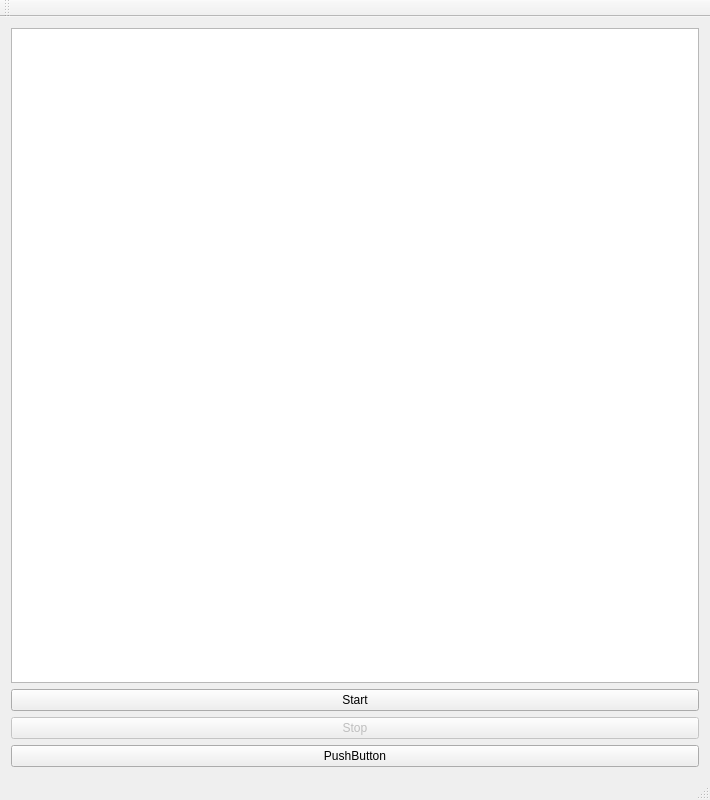
Old version of the form gui/src/mainwindow.ui in the repository slsdetectorgroup/reuss.
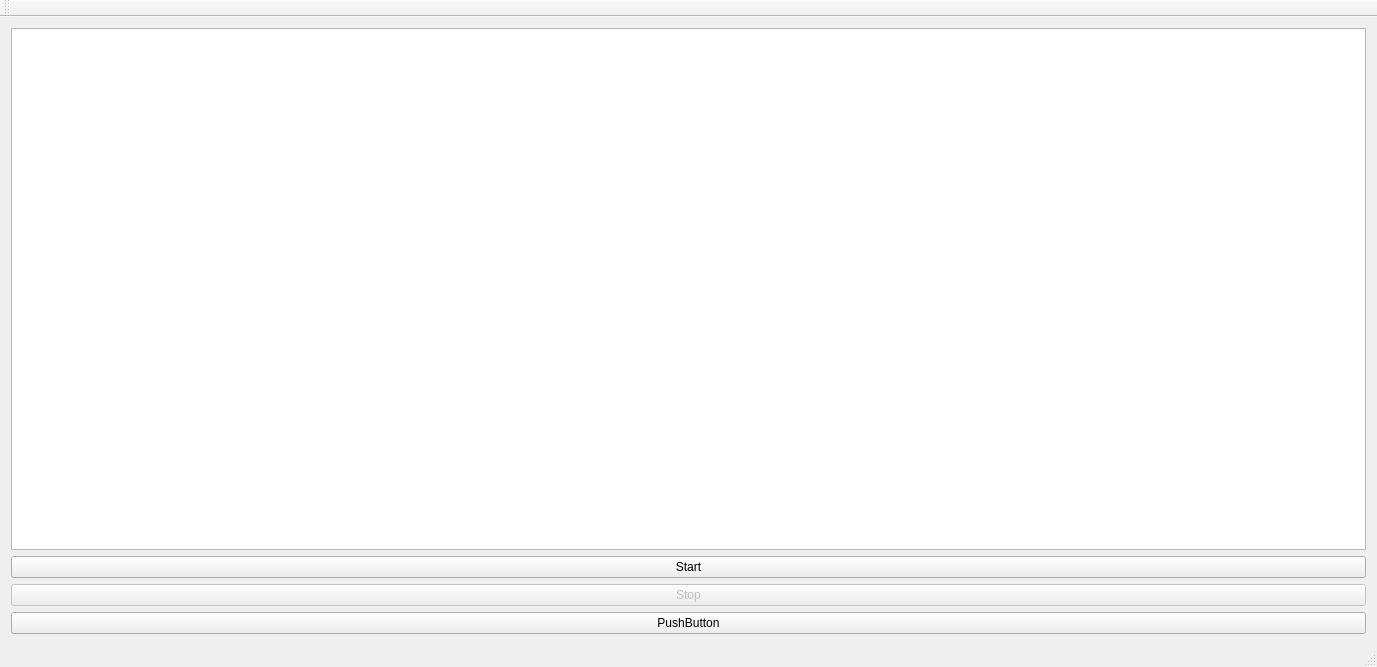
New version of the form.

Diff of the .ui file:
```diff
--- a/gui/src/mainwindow.ui
+++ b/gui/src/mainwindow.ui
@@ -6,8 +6,8 @@
    <rect>
     <x>0</x>
     <y>0</y>
-    <width>710</width>
-    <height>800</height>
+    <width>1377</width>
+    <height>667</height>
    </rect>
   </property>
   <property name="windowTitle">
```
Left out of the diff: 19 changed lines with no effect on the pictures.
